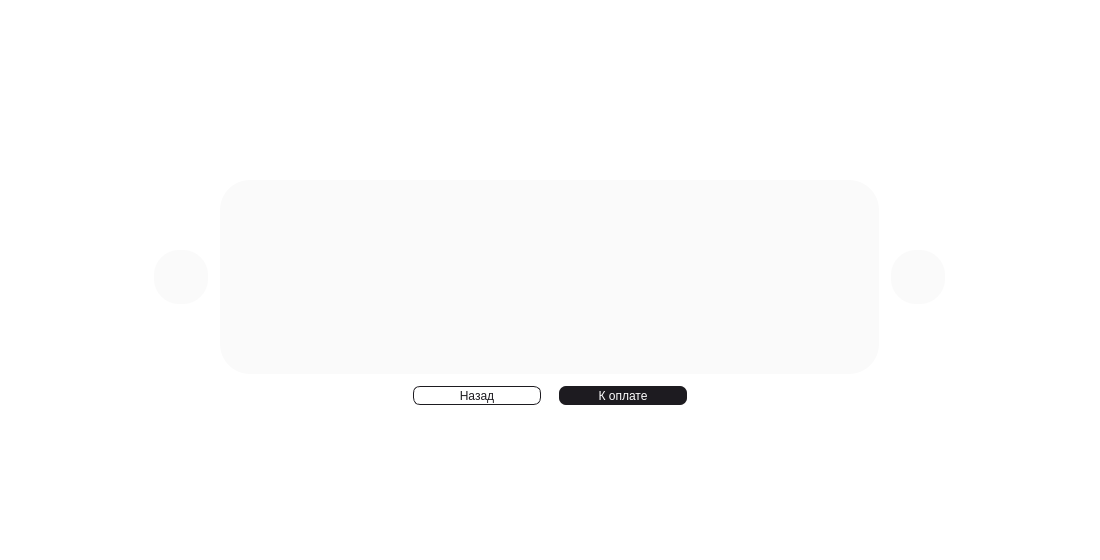
First picture: the form in mainwindow.ui, repository burakshaevn/qt-car-dealership, before the edit.
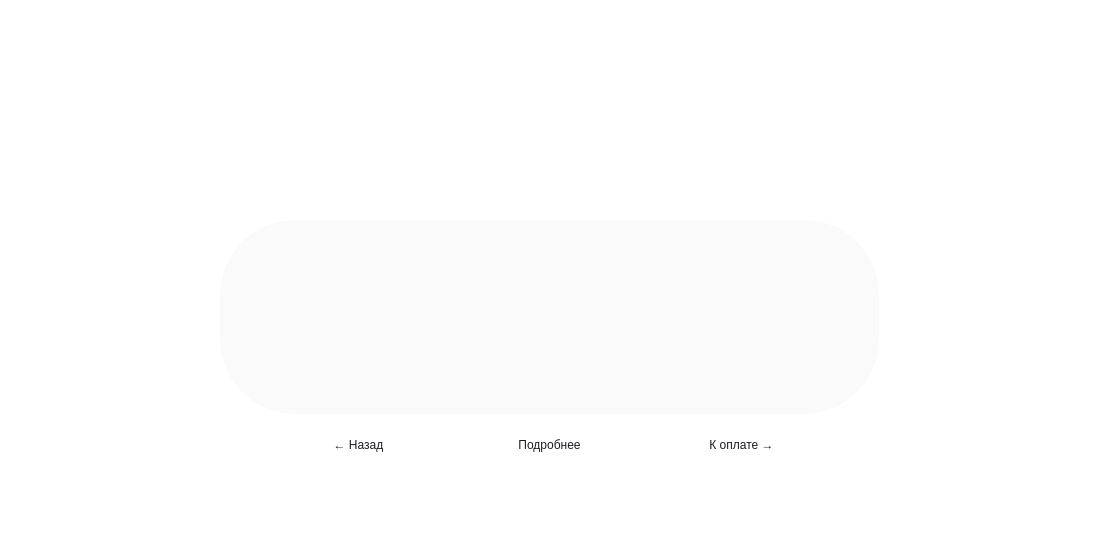
Second picture: the form after the edit. The open tabs and pages were chosen to show the change. Icons and pictures are not drawn.

Diff of the .ui file:
```diff
--- a/mainwindow.ui
+++ b/mainwindow.ui
@@ -236,25 +236,6 @@
        <string>Вход</string>
       </property>
      </widget>
-     <widget class="QLabel" name="label">
-      <property name="geometry">
-       <rect>
-        <x>414</x>
-        <y>160</y>
-        <width>273</width>
-        <height>31</height>
-       </rect>
-      </property>
-      <property name="text">
-       <string/>
-      </property>
-      <property name="pixmap">
-       <pixmap resource="resources/resources.qrc">:/mercedez-benz.svg</pixmap>
-      </property>
-      <property name="scaledContents">
-       <bool>true</bool>
-      </property>
-     </widget>
     </widget>
     <widget class="QWidget" name="main">
      <widget class="QScrollArea" name="scrollArea">
@@ -319,79 +300,55 @@
      <widget class="QLabel" name="label_2">
       <property name="geometry">
        <rect>
-        <x>220</x>
-        <y>180</y>
-        <width>659</width>
-        <height>194</height>
+        <x>353</x>
+        <y>90</y>
+        <width>394</width>
+        <height>222</height>
        </rect>
       </property>
       <property name="styleSheet">
        <string notr="true">QLabel {
-	background-color: #fafafa;
-	border-radius: 30px;
-}</string>
-      </property>
-      <property name="text">
-       <string/>
-      </property>
-     </widget>
-     <widget class="QPushButton" name="pushButton_back">
-      <property name="geometry">
-       <rect>
-        <x>413</x>
-        <y>386</y>
-        <width>128</width>
-        <height>19</height>
-       </rect>
-      </property>
-      <property name="styleSheet">
-       <string notr="true">QPushButton {
 	background-color: transparent;
-	color: #1d1b20;
-	border: 1px solid #1d1b20;
-	border-radius: 7px;
-	
-	font: 10pt &quot;JetBrains Mono&quot;;
+	boreder: 0px;
 }</string>
       </property>
       <property name="text">
-       <string>Назад</string>
+       <string/>
       </property>
      </widget>
      <widget class="QPushButton" name="pushButton_to_pay">
       <property name="geometry">
        <rect>
-        <x>559</x>
-        <y>386</y>
-        <width>128</width>
-        <height>19</height>
+        <x>664</x>
+        <y>426</y>
+        <width>155</width>
+        <height>38</height>
        </rect>
       </property>
       <property name="styleSheet">
        <string notr="true">QPushButton {
-	background-color: #1d1b20;
-	color: #ffffff;
-	border: 0px;
-	border-radius: 7px;
-	font: 10pt &quot;JetBrains Mono&quot;;
+	background-color: transparent;
+	color: #1d1b20;
+	border-radius: 18px; 
+	font: 14pt &quot;JetBrains Mono&quot;;
 }</string>
       </property>
       <property name="text">
-       <string>К оплате</string>
+       <string>К оплате →</string>
       </property>
      </widget>
      <widget class="QPushButton" name="pushButton_next_right">
       <property name="geometry">
        <rect>
         <x>891</x>
-        <y>250</y>
+        <y>296</y>
         <width>54</width>
         <height>54</height>
        </rect>
       </property>
       <property name="styleSheet">
        <string notr="true">QPushButton {
-	background-color: #fafafa;  
+	background-color: transparent;  
 	border-radius: 25px; 
 	color: #1d1b20;
 	font: 28pt &quot;JetBrains Mono&quot;;
@@ -423,14 +380,14 @@
       <property name="geometry">
        <rect>
         <x>154</x>
-        <y>250</y>
+        <y>296</y>
         <width>54</width>
         <height>54</height>
        </rect>
       </property>
       <property name="styleSheet">
        <string notr="true">QPushButton {
-	background-color: #fafafa;  
+	background-color: transparent;  
 	border-radius: 25px; 
 	color: #1d1b20;
 	font: 28pt &quot;JetBrains Mono&quot;;
@@ -458,11 +415,75 @@
        </size>
       </property>
      </widget>
+     <widget class="QPushButton" name="pushButton_back">
+      <property name="geometry">
+       <rect>
+        <x>281</x>
+        <y>426</y>
+        <width>155</width>
+        <height>38</height>
+       </rect>
+      </property>
+      <property name="styleSheet">
+       <string notr="true">QPushButton {
+	background-color: transparent;
+	color: #1d1b20; 
+	border-radius: 18px;
+
+	font: 14pt &quot;JetBrains Mono&quot;;
+}</string>
+      </property>
+      <property name="text">
+       <string>← Назад</string>
+      </property>
+     </widget>
+     <widget class="QLabel" name="label_price">
+      <property name="geometry">
+       <rect>
+        <x>244</x>
+        <y>369</y>
+        <width>613</width>
+        <height>26</height>
+       </rect>
+      </property>
+      <property name="styleSheet">
+       <string notr="true">QLabel {
+	color: #1d1b20;
+	background-color: transparent;
+	font: 500 16pt &quot;JetBrains Mono&quot;;
+}</string>
+      </property>
+      <property name="text">
+       <string/>
+      </property>
+      <property name="alignment">
+       <set>Qt::AlignmentFlag::AlignCenter</set>
+      </property>
+     </widget>
+     <widget class="QLabel" name="label">
+      <property name="geometry">
+       <rect>
+        <x>220</x>
+        <y>220</y>
+        <width>659</width>
+        <height>194</height>
+       </rect>
+      </property>
+      <property name="styleSheet">
+       <string notr="true">QLabel {
+	background-color: #fafafa;
+	border-radius: 75px;
+}</string>
+      </property>
+      <property name="text">
+       <string/>
+      </property>
+     </widget>
      <widget class="QLabel" name="label_name">
       <property name="geometry">
        <rect>
         <x>244</x>
-        <y>290</y>
+        <y>330</y>
         <width>613</width>
         <height>35</height>
        </rect>
@@ -481,16 +502,106 @@
        <set>Qt::AlignmentFlag::AlignCenter</set>
       </property>
      </widget>
-     <widget class="QLabel" name="label_price">
+     <widget class="QPushButton" name="pushButton_info">
       <property name="geometry">
        <rect>
-        <x>244</x>
-        <y>329</y>
-        <width>613</width>
-        <height>26</height>
+        <x>472</x>
+        <y>426</y>
+        <width>155</width>
+        <height>38</height>
        </rect>
       </property>
       <property name="styleSheet">
+       <string notr="true">QPushButton {
+	background-color: transparent;
+	color: #1d1b20; 
+	border-radius: 18px;
+
+	font: 14pt &quot;JetBrains Mono&quot;;
+}</string>
+      </property>
+      <property name="text">
+       <string>Подробнее</string>
+      </property>
+     </widget>
+     <zorder>label</zorder>
+     <zorder>label_car_image</zorder>
+     <zorder>pushButton_to_pay</zorder>
+     <zorder>pushButton_next_right</zorder>
+     <zorder>pushButton_next_left</zorder>
+     <zorder>pushButton_back</zorder>
+     <zorder>label_price</zorder>
+     <zorder>label_name</zorder>
+     <zorder>pushButton_info</zorder>
+    </widget>
+    <widget class="QWidget" name="cart">
+     <widget class="QScrollArea" name="scrollArea_3">
+      <property name="geometry">
+       <rect>
+        <x>215</x>
+        <y>96</y>
+        <width>671</width>
+        <height>464</height>
+       </rect>
+      </property>
+      <property name="styleSheet">
+       <string notr="true">QScrollArea{
+	background-color: transparent;
+	border: 0px;
+}
+
+QScrollBar:vertical {
+        border: none;
+        background: transparent;
+        width: 10px;
+        margin: 0px 0px 0px 0px;
+    }
+    QScrollBar::handle:vertical {
+        background: #9b9c9c;
+        min-height: 20px;
+        border-radius: 5px;
+    }
+    QScrollBar::add-line:vertical, QScrollBar::sub-line:vertical {
+        background: none;
+        height: 0px;
+    }
+    QScrollBar::add-page:vertical, QScrollBar::sub-page:vertical {
+        background: transparent;
+    }</string>
+      </property>
+      <property name="verticalScrollBarPolicy">
+       <enum>Qt::ScrollBarPolicy::ScrollBarAlwaysOff</enum>
+      </property>
+      <property name="horizontalScrollBarPolicy">
+       <enum>Qt::ScrollBarPolicy::ScrollBarAlwaysOff</enum>
+      </property>
+      <property name="widgetResizable">
+       <bool>false</bool>
+      </property>
+      <property name="alignment">
+       <set>Qt::AlignmentFlag::AlignHCenter|Qt::AlignmentFlag::AlignTop</set>
+      </property>
+      <widget class="QWidget" name="scrollAreaWidgetContents_3">
+       <property name="geometry">
+        <rect>
+         <x>0</x>
+         <y>0</y>
+         <width>981</width>
+         <height>685</height>
+        </rect>
+       </property>
+      </widget>
+     </widget>
+     <widget class="QLabel" name="label_cart_total">
+      <property name="geometry">
+       <rect>
+        <x>56</x>
+        <y>40</y>
+        <width>473</width>
+        <height>31</height>
+       </rect>
+      </property>
+      <property name="styleSheet">
        <string notr="true">QLabel {
 	color: #1d1b20;
 	background-color: transparent;
@@ -507,10 +618,10 @@
      <widget class="QLabel" name="label_car_image">
       <property name="geometry">
        <rect>
-        <x>353</x>
-        <y>50</y>
-        <width>394</width>
-        <height>222</height>
+        <x>970</x>
+        <y>19</y>
+        <width>75</width>
+        <height>75</height>
        </rect>
       </property>
       <property name="styleSheet">
```
Left out of the diff: 216 changed lines with no effect on the pictures.
